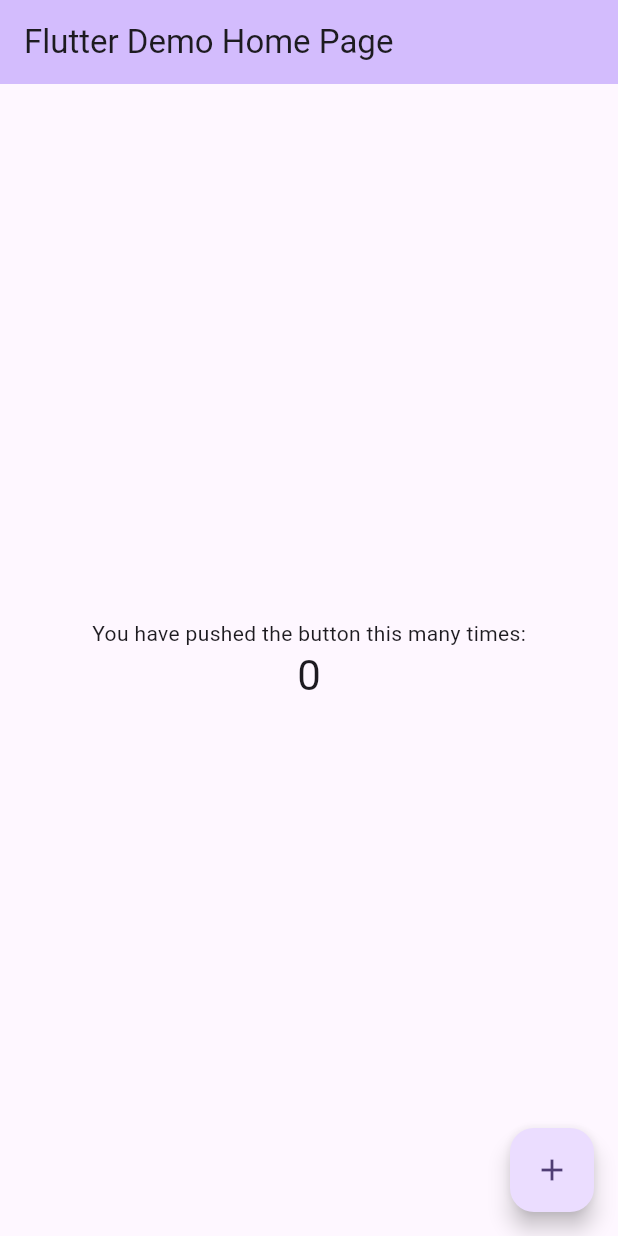
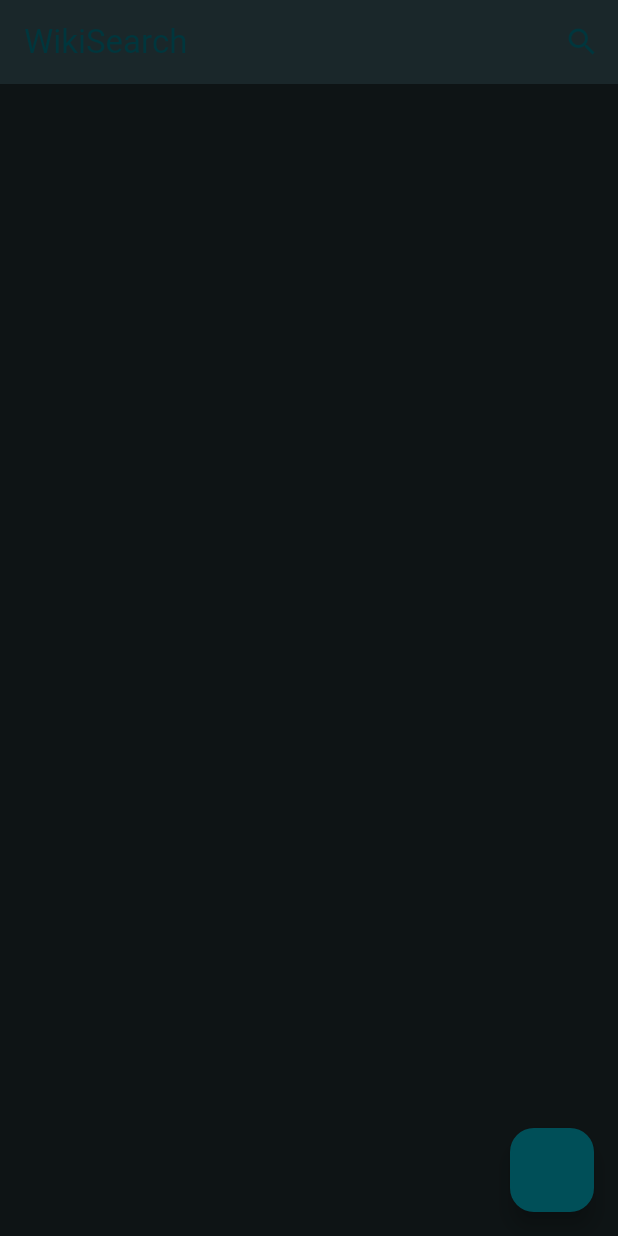
Before and after one commit to urmilshroff/freo_assignment, a Flutter app: the screen it shows after launch, on a phone screen of 412 x 824 dp. Run offline on Flutter 3.47's test engine with Material 3 defaults, Android fonts, the phone set to English and light mode, and no system bars; drawn by our look-alikes of easy_search_bar; our stand-ins replace dio, hooks_riverpod.

```diff
--- a/lib/main.dart
+++ b/lib/main.dart
@@ -1,125 +1,26 @@
 import 'package:flutter/material.dart';
+import 'package:freo_assignment/pages/home_page.dart';
+import 'package:hooks_riverpod/hooks_riverpod.dart';
 
 void main() {
-  runApp(const MyApp());
+  runApp(ProviderScope(child: const MyApp()));
 }
 
 class MyApp extends StatelessWidget {
   const MyApp({super.key});
 
-  // This widget is the root of your application.
   @override
   Widget build(BuildContext context) {
     return MaterialApp(
-      title: 'Flutter Demo',
+      title: 'WikiSearch',
       theme: ThemeData(
-        // This is the theme of your application.
-        //
-        // TRY THIS: Try running your application with "flutter run". You'll see
-        // the application has a purple toolbar. Then, without quitting the app,
-        // try changing the seedColor in the colorScheme below to Colors.green
-        // and then invoke "hot reload" (save your changes or press the "hot
-        // reload" button in a Flutter-supported IDE, or press "r" if you used
-        // the command line to start the app).
-        //
-        // Notice that the counter didn't reset back to zero; the application
-        // state is not lost during the reload. To reset the state, use hot
-        // restart instead.
-        //
-        // This works for code too, not just values: Most code changes can be
-        // tested with just a hot reload.
-        colorScheme: ColorScheme.fromSeed(seedColor: Colors.deepPurple),
+        colorScheme: ColorScheme.fromSeed(
+          seedColor: Colors.grey,
+          brightness: Brightness.dark,
+        ),
         useMaterial3: true,
       ),
-      home: const MyHomePage(title: 'Flutter Demo Home Page'),
+      home: HomePage(),
     );
   }
 }
-
-class MyHomePage extends StatefulWidget {
-  const MyHomePage({super.key, required this.title});
-
-  // This widget is the home page of your application. It is stateful, meaning
-  // that it has a State object (defined below) that contains fields that affect
-  // how it looks.
-
-  // This class is the configuration for the state. It holds the values (in this
-  // case the title) provided by the parent (in this case the App widget) and
-  // used by the build method of the State. Fields in a Widget subclass are
-  // always marked "final".
-
-  final String title;
-
-  @override
-  State<MyHomePage> createState() => _MyHomePageState();
-}
-
-class _MyHomePageState extends State<MyHomePage> {
-  int _counter = 0;
-
-  void _incrementCounter() {
-    setState(() {
-      // This call to setState tells the Flutter framework that something has
-      // changed in this State, which causes it to rerun the build method below
-      // so that the display can reflect the updated values. If we changed
-      // _counter without calling setState(), then the build method would not be
-      // called again, and so nothing would appear to happen.
-      _counter++;
-    });
-  }
-
-  @override
-  Widget build(BuildContext context) {
-    // This method is rerun every time setState is called, for instance as done
-    // by the _incrementCounter method above.
-    //
-    // The Flutter framework has been optimized to make rerunning build methods
-    // fast, so that you can just rebuild anything that needs updating rather
-    // than having to individually change instances of widgets.
-    return Scaffold(
-      appBar: AppBar(
-        // TRY THIS: Try changing the color here to a specific color (to
-        // Colors.amber, perhaps?) and trigger a hot reload to see the AppBar
-        // change color while the other colors stay the same.
-        backgroundColor: Theme.of(context).colorScheme.inversePrimary,
-        // Here we take the value from the MyHomePage object that was created by
-        // the App.build method, and use it to set our appbar title.
-        title: Text(widget.title),
-      ),
-      body: Center(
-        // Center is a layout widget. It takes a single child and positions it
-        // in the middle of the parent.
-        child: Column(
-          // Column is also a layout widget. It takes a list of children and
-          // arranges them vertically. By default, it sizes itself to fit its
-          // children horizontally, and tries to be as tall as its parent.
-          //
-          // Column has various properties to control how it sizes itself and
-          // how it positions its children. Here we use mainAxisAlignment to
-          // center the children vertically; the main axis here is the vertical
-          // axis because Columns are vertical (the cross axis would be
-          // horizontal).
-          //
-          // TRY THIS: Invoke "debug painting" (choose the "Toggle Debug Paint"
-          // action in the IDE, or press "p" in the console), to see the
-          // wireframe for each widget.
-          mainAxisAlignment: MainAxisAlignment.center,
-          children: <Widget>[
-            const Text(
-              'You have pushed the button this many times:',
-            ),
-            Text(
-              '$_counter',
-              style: Theme.of(context).textTheme.headlineMedium,
-            ),
-          ],
-        ),
-      ),
-      floatingActionButton: FloatingActionButton(
-        onPressed: _incrementCounter,
-        tooltip: 'Increment',
-        child: const Icon(Icons.add),
-      ), // This trailing comma makes auto-formatting nicer for build methods.
-    );
-  }
-}
--- /dev/null
+++ b/lib/pages/home_page.dart
@@ -0,0 +1,24 @@
+import 'package:easy_search_bar/easy_search_bar.dart';
+import 'package:flutter/material.dart';
+import 'package:freo_assignment/providers/wiki_provider.dart';
+import 'package:hooks_riverpod/hooks_riverpod.dart';
+
+class HomePage extends ConsumerWidget {
+  HomePage({super.key});
+
+  @override
+  Widget build(BuildContext context, WidgetRef ref) {
+    return Scaffold(
+      appBar: EasySearchBar(
+        title: const Text('WikiSearch'),
+        onSearch: (val) async {
+          debugPrint(val);
+        },
+      ),
+      floatingActionButton: FloatingActionButton(
+        onPressed: () async =>
+            await ref.read(wikiProvider).getSearchResults('hello_world'),
+      ),
+    );
+  }
+}
```
Also changed, not shown: lib/models/wiki_model.dart (added, +22 -0 lines), lib/providers/wiki_provider.dart (added, +46 -0 lines), pubspec.yaml (+4 -72 lines), pubspec.lock.
